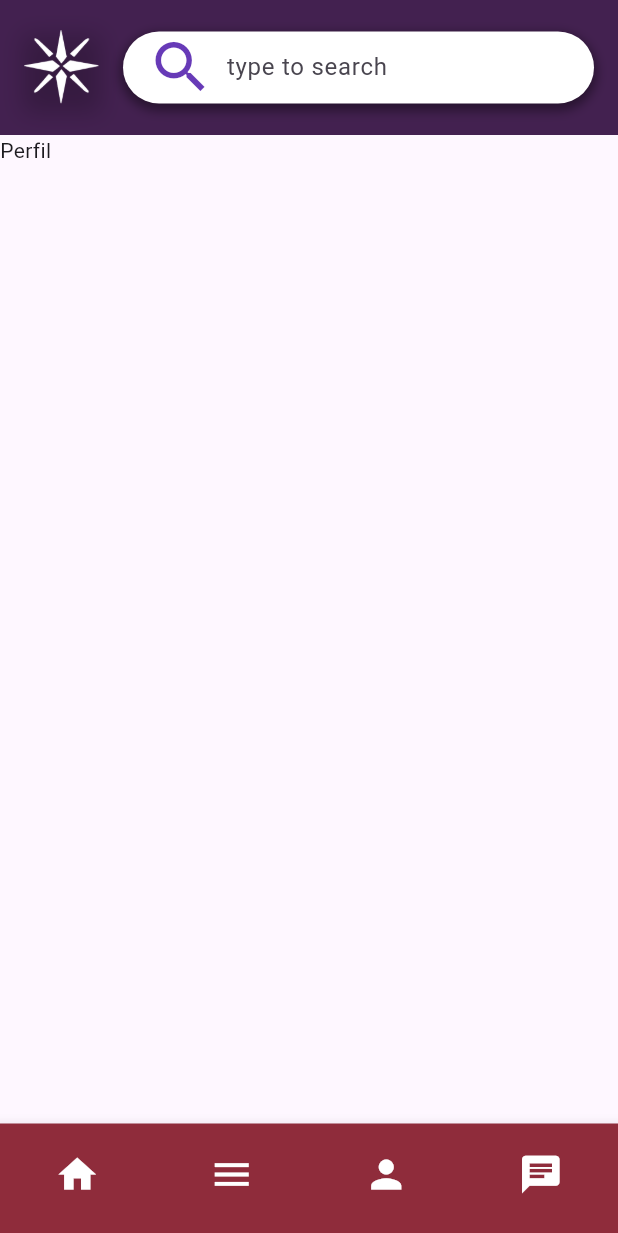
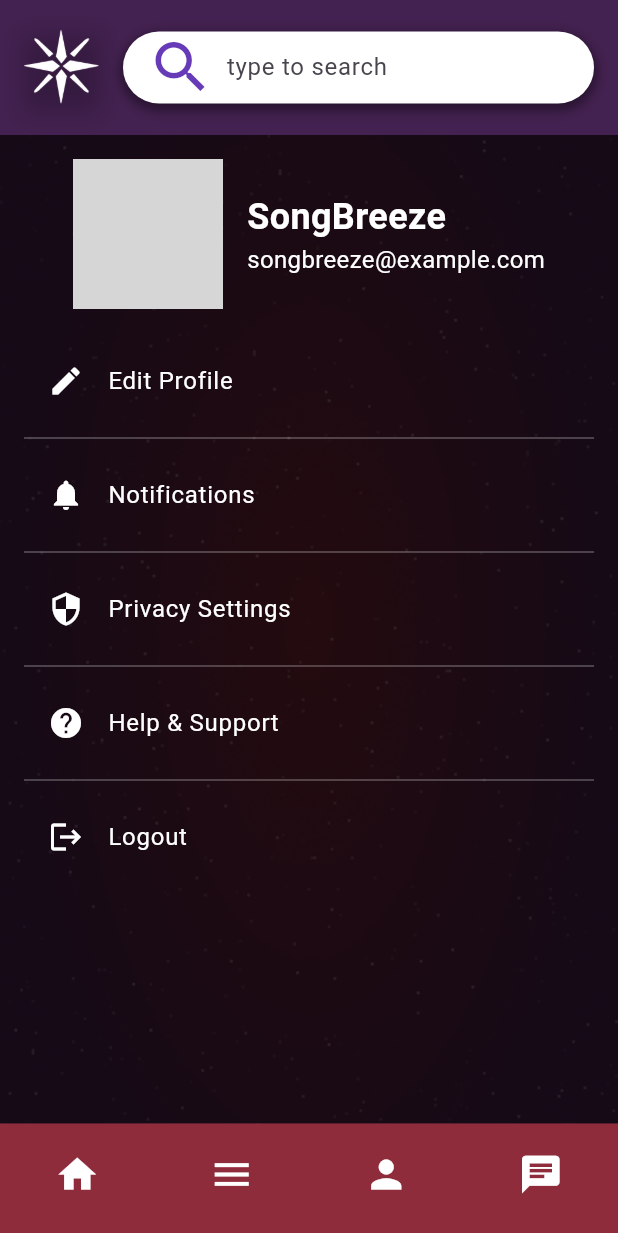
Before and after one commit to ThiNs7/Starlit-App, a Flutter app: the HomePage screen opened by its route, item 3 of the bottom bar chosen, on a phone screen of 412 x 824 dp. Shown: the top 1233 px of the screen. Run offline on Flutter 3.47's test engine with Material 3 defaults, Android fonts, the phone set to English and light mode, and no system bars; our stand-ins replace another_flutter_splash_screen, flutter_rating_bar, google_fonts; grey boxes are pictures that could not be loaded.

Commit message:
fit: Tela de perfil.

```diff
--- a/lib/components/review_form.dart
+++ b/lib/components/review_form.dart
@@ -1,17 +1,20 @@
 import 'package:flutter/material.dart';
 import 'package:flutter_rating_bar/flutter_rating_bar.dart';
+import 'package:starlitfilms/components/styles.dart';
 
 class Review {
   final String title;
   final String description;
+  final int rating;
   final String imagePath;
-  final int rating;
+  bool isPublic;
 
   Review({
     required this.title,
     required this.description,
+    required this.rating,
     required this.imagePath,
-    required this.rating,
+    this.isPublic = true,
   });
 }
 
@@ -111,7 +114,10 @@ class _ReviewFormState extends State<ReviewForm> {
           style: ElevatedButton.styleFrom(
             backgroundColor: const Color.fromARGB(255, 121, 42, 84),
           ),
-          child: const Text('Salvar'),
+          child: Text(
+                  "Salvar",
+                   style: txtSans(16, Colors.white),
+           ),
         ),
       ],
     );
--- a/lib/screens/homepage.dart
+++ b/lib/screens/homepage.dart
@@ -1,7 +1,9 @@
 import 'package:flutter/material.dart';
+import 'package:starlitfilms/components/review_form.dart';
 import 'package:starlitfilms/components/slide.dart';
-import 'package:starlitfilms/screens/biblioteca.dart';
-import 'package:starlitfilms/screens/home.dart';
+import 'package:starlitfilms/components/styles.dart';
+import 'package:starlitfilms/screens/perfil.dart';
+
 
 class HomePage extends StatefulWidget {
   const HomePage({Key? key}) : super(key: key);
@@ -12,18 +14,21 @@ class HomePage extends StatefulWidget {
 
 class _HomePageState extends State<HomePage> {
   int selectedIndex = 0;
+  List<Review> userReviews = [];
 
-  List<Widget> pages = [
-    const Home(),
-    const Biblioteca(),
-    const Text('Perfil'),
-    const Text('Chat')
-  ];
-
-  nextPage(int index) {
-    setState(() {
-      selectedIndex = index;
-    });
+  void _showReviewForm() {
+    showDialog(
+      context: context,
+      builder: (BuildContext context) {
+        return ReviewForm(
+          onSubmit: (review) {
+            setState(() {
+              userReviews.add(review);
+            });
+          },
+        );
+      },
+    );
   }
 
   @override
@@ -90,11 +95,85 @@ class _HomePageState extends State<HomePage> {
           ],
         ),
       ),
-      body: pages[selectedIndex],
+      body: IndexedStack(
+        index: selectedIndex,
+        children: [
+          Container(
+            width: double.infinity,
+            height: double.infinity,
+            decoration: const BoxDecoration(
+          image: DecorationImage(
+            image: AssetImage('assets/homeFundo.png'),
+            fit: BoxFit.cover,
+          ),
+        ),
+            child: Column(
+              children: [
+                const Slide(),
+                const Divider(),
+                Container(
+                  child: Text(
+                      "DESTAQUES",
+                      style: txtSans(20, Colors.white),
+                )),
+                Expanded(
+                  child: ListView.builder(
+                    itemCount: userReviews.length,
+                    itemBuilder: (context, index) {
+                      return _buildCard(userReviews[index]);
+                    },
+                  ),
+                ),
+              ],
+            ),
+          ),
+          Scaffold(
+            backgroundColor: Colors.deepPurple[800],
+            body: Container(
+              width: MediaQuery.of(context).size.width,
+              height: MediaQuery.of(context).size.height,
+              decoration: const BoxDecoration(
+                image: DecorationImage(
+                  image: AssetImage('assets/homeFundo.png'),
+                  fit: BoxFit.cover,
+                ),
+              ),
+              child: Padding(
+                padding: const EdgeInsets.all(16.0),
+                child: Column(
+                  children: [
+                    Expanded(
+                      child: ListView.builder(
+                        itemCount: userReviews.length,
+                        itemBuilder: (context, index) {
+                          return _buildCard(userReviews[index]);
+                        },
+                      ),
+                    ),
+                  ],
+                ),
+              ),
+            ),
+            floatingActionButton: FloatingActionButton(
+              onPressed: _showReviewForm,
+              backgroundColor: const Color.fromARGB(255, 61, 25, 66),
+              child: const Icon(Icons.add, size: 40, color: Colors.white),
+              shape: RoundedRectangleBorder(
+                borderRadius: BorderRadius.circular(35),
+              ),
+            ),
+          ),
+          const Perfil(),
+        ],
+      ),
       bottomNavigationBar: BottomNavigationBar(
         type: BottomNavigationBarType.fixed,
         backgroundColor: const Color.fromARGB(255, 143, 44, 59),
-        onTap: nextPage,
+        onTap: (index) {
+          setState(() {
+            selectedIndex = index;
+          });
+        },
         showSelectedLabels: false,
         showUnselectedLabels: false,
         currentIndex: selectedIndex,
@@ -122,4 +201,62 @@ class _HomePageState extends State<HomePage> {
       ),
     );
   }
+
+  Widget _buildCard(Review review) {
+    return Container(
+      margin: const EdgeInsets.fromLTRB(10,10,10,0),
+      padding: const EdgeInsets.all(16.0),
+      decoration: BoxDecoration(
+        color: Colors.black.withOpacity(0.6),
+        borderRadius: BorderRadius.circular(20.0),
+      ),
+      child: Column(
+        crossAxisAlignment: CrossAxisAlignment.start,
+        children: [
+          Row(
+            children: [
+              Expanded(
+                child: Text(
+                  review.title,
+                  style: const TextStyle(
+                    color: Colors.white,
+                    fontSize: 20,
+                    fontWeight: FontWeight.bold,
+                  ),
+                ),
+              ),
+              Row(
+                children: List.generate(
+                  5,
+                  (index) => Icon(
+                    index < review.rating ? Icons.star : Icons.star_border,
+                    color: Colors.redAccent,
+                  ),
+                ),
+              ),
+            ],
+          ),
+          const SizedBox(height: 10),
+          Text(
+            review.description,
+            style: const TextStyle(
+              color: Colors.white,
+            ),
+          ),
+          const SizedBox(height: 10),
+          Row(
+            children: [
+              const Icon(Icons.visibility, color: Colors.white),
+              const SizedBox(width: 10),
+              CircleAvatar(backgroundImage: AssetImage(review.imagePath)),
+              const SizedBox(width: 10),
+              CircleAvatar(backgroundImage: AssetImage(review.imagePath)),
+              const SizedBox(width: 10),
+              CircleAvatar(backgroundImage: AssetImage(review.imagePath)),
+            ],
+          ),
+        ],
+      ),
+    );
+  }
 }
--- /dev/null
+++ b/lib/screens/perfil.dart
@@ -0,0 +1,123 @@
+import 'package:flutter/material.dart';
+
+class Perfil extends StatelessWidget {
+  const Perfil({Key? key}) : super(key: key);
+
+  @override
+  Widget build(BuildContext context) {
+    return Scaffold(
+      body: Container(
+        width: MediaQuery.of(context).size.width,
+        height: MediaQuery.of(context).size.height,
+        decoration: const BoxDecoration(
+          image: DecorationImage(
+            image: AssetImage('assets/fundoPrimeiro.png'),
+            fit: BoxFit.cover,
+          ),
+        ),
+        child: Column(
+          children: [
+            Expanded(
+              child: Container(
+                width: MediaQuery.of(context).size.width,
+                padding: const EdgeInsets.all(16.0),
+                decoration: BoxDecoration(
+                  color: Colors.black.withOpacity(0.6),
+
+                ),
+                child: Column(
+                  children: [
+
+                    const Row(
+                      mainAxisAlignment: MainAxisAlignment.center,
+                      children: [
+                        CircleAvatar(
+                          radius: 50,
+                          backgroundImage: AssetImage('assets/profile_picture.png'),
+                        ),
+                        const SizedBox(width: 16),
+                        Column(
+                          crossAxisAlignment: CrossAxisAlignment.start,
+                          children: [
+                            Text(
+                              'SongBreeze',
+                              style: TextStyle(
+                                color: Colors.white,
+                                fontSize: 24,
+                                fontWeight: FontWeight.bold,
+                              ),
+                            ),
+                            Text(
+                              'songbreeze@example.com',
+                              style: TextStyle(
+                                color: Colors.white,
+                                fontSize: 16,
+                              ),
+                            ),
+                          ],
+                        ),
+                      ],
+                    ),
+                    const SizedBox(height: 20),
+
+
+                    Expanded(
+                      child: ListView.separated(
+                        itemCount: 5,
+                        separatorBuilder: (context, index) => const Divider(
+                          color: Colors.white30,
+                          thickness: 1,
+                          height: 20,
+                        ),
+                        itemBuilder: (context, index) {
+                          List<Widget> options = [
+                            ListTile(
+                              leading: const Icon(Icons.edit, color: Colors.white),
+                              title: const Text('Edit Profile', style: TextStyle(color: Colors.white)),
+                              onTap: () {
+
+                              },
+                            ),
+                            ListTile(
+                              leading: const Icon(Icons.notifications, color: Colors.white),
+                              title: const Text('Notifications', style: TextStyle(color: Colors.white)),
+                              onTap: () {
+
+                              },
+                            ),
+                            ListTile(
+                              leading: const Icon(Icons.security, color: Colors.white),
+                              title: const Text('Privacy Settings', style: TextStyle(color: Colors.white)),
+                              onTap: () {
+
+                              },
+                            ),
+                            ListTile(
+                              leading: const Icon(Icons.help, color: Colors.white),
+                              title: const Text('Help & Support', style: TextStyle(color: Colors.white)),
+                              onTap: () {
+
+                              },
+                            ),
+                            ListTile(
+                              leading: const Icon(Icons.logout, color: Colors.white),
+                              title: const Text('Logout', style: TextStyle(color: Colors.white)),
+                              onTap: () {
+
+                              },
+                            ),
+                          ];
+                          return options[index];
+                        },
+                      ),
+                    ),
+                  ],
+                ),
+              ),
+            ),
+          ],
+        ),
+      ),
+    );
+  }
+}
--- a/lib/services/auth_service.dart
+++ b/lib/services/auth_service.dart
@@ -24,14 +24,14 @@ class AuthService  {
   }
 
   Future<void> login(String email, String password) async {
-    final url = Uri.parse("$baseUrl/login");
+    final url = Uri.parse("$baseUrl/user/login");
 
     final response = await http.post(
       url,
       headers: {'Content-Type': 'application/json'},
       body: json.encode({'email': email, 'password': password}),
     );
-    print(response.body);
+    print('Status Code: ${response.statusCode}');
 
     if(response.statusCode == 200){
       final responseData = json.decode(response.body);
--- a/pubspec.yaml
+++ b/pubspec.yaml
@@ -35,11 +35,13 @@ dependencies:
   http: ^1.2.2
   provider: ^6.1.2
   another_flutter_splash_screen: ^1.2.1
+  file_picker: ^5.0.1
 
 dev_dependencies:
   flutter_test:
     sdk: flutter
   google_fonts: ^6.2.1
+
 
 
   # The "flutter_lints" package below contains a set of recommended lints to
```
Also changed, not shown: lib/main.dart (+6 -7 lines), lib/screens/biblioteca.dart (+22 -3 lines), lib/screens/entrar.dart (+6 -6 lines), lib/screens/home.dart (deleted, +0 -37 lines), lib/screens/login.dart (+20 -22 lines), lib/screens/register.dart (+15 -13 lines), pubspec.lock, 2 other files.
